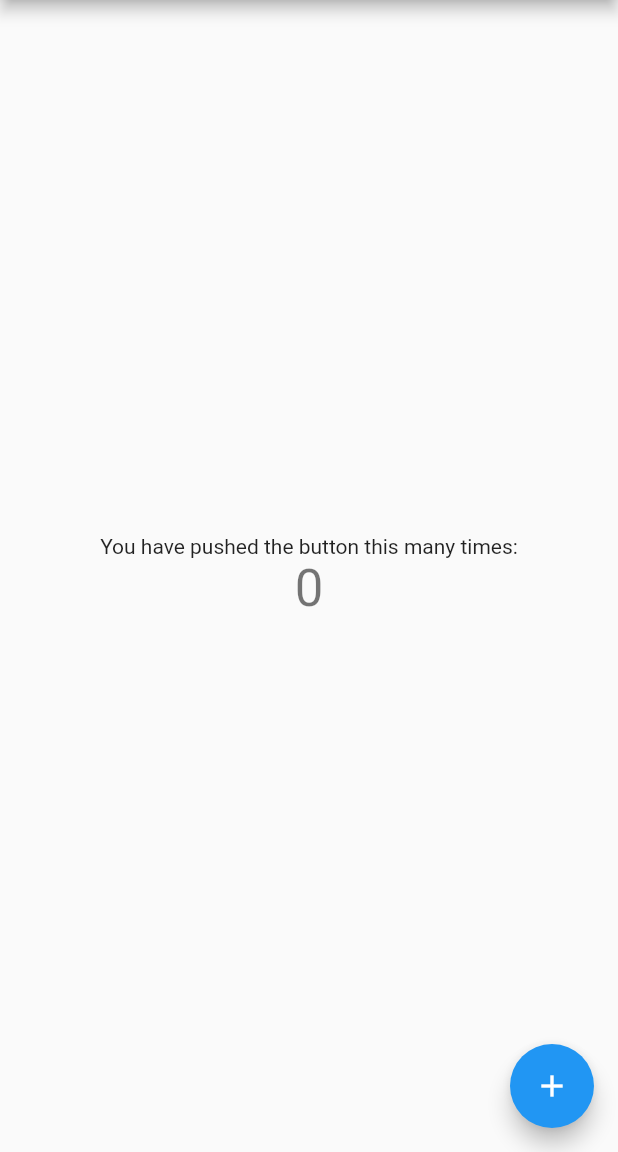
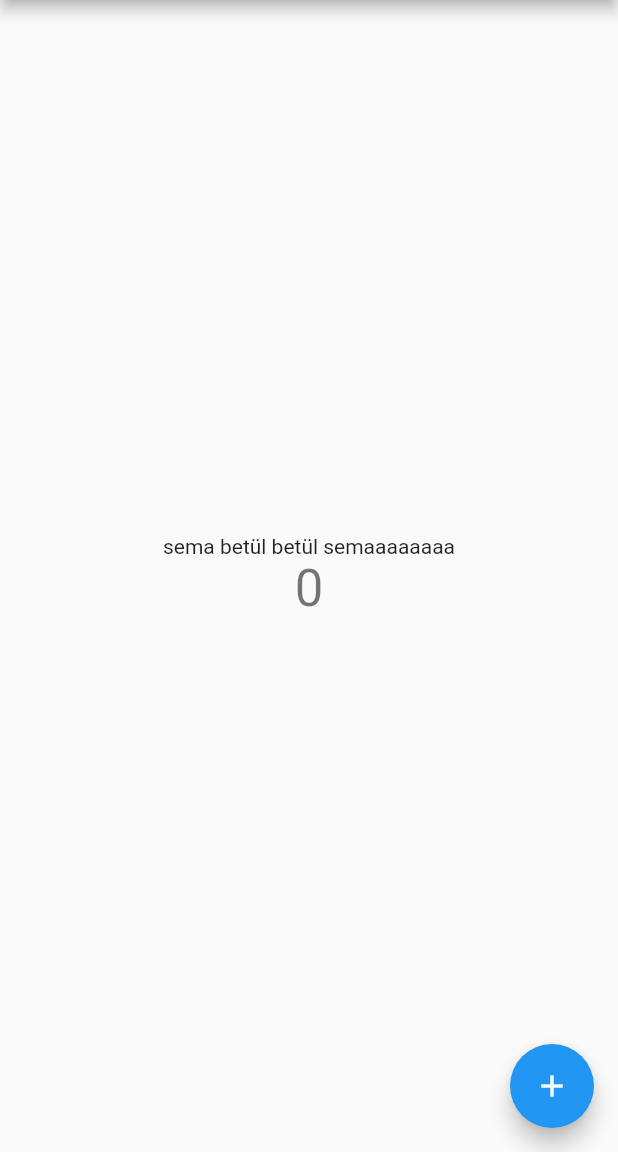
Before and after one commit to betulcelebi/Team-SB, a Flutter app: the screen it shows after launch, on a phone screen of 412 x 824 dp, the part 84-1236 px from its top. Run offline on Flutter 3.47's test engine with Material 2 defaults, Android fonts, the phone set to English and light mode, and no system bars.

Commit message:
detail sayfasındaki text değiştirildi.

```diff
--- a/lib/main.dart
+++ b/lib/main.dart
@@ -48,7 +48,7 @@ class _MyHomePageState extends State<MyHomePage> {
           mainAxisAlignment: MainAxisAlignment.center,
           children: <Widget>[
             const Text(
-              'You have pushed the button this many times:',
+              'sema betül betül semaaaaaaaa',
             ),
             Text(
               '$_counter',
```
